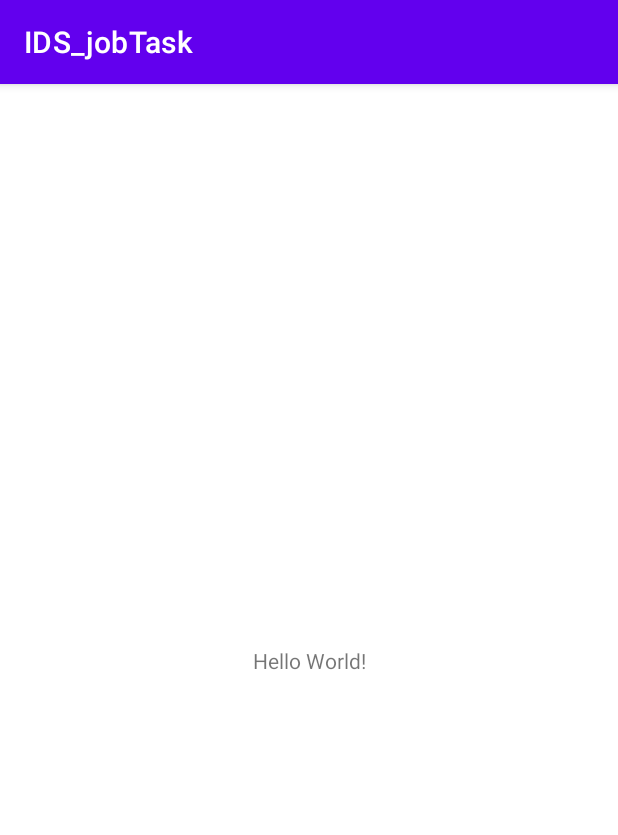
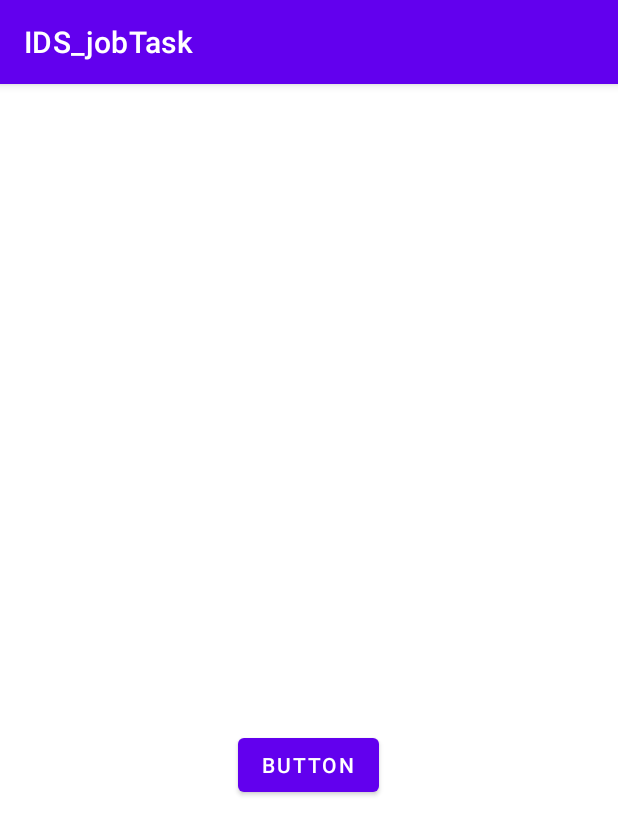
Before and after one commit to hebarachid/IDS_jobTask, an Android app: the screen it shows after launch (MainActivity), on a phone screen of 412 x 824 dp. Shown: the top 835 px of the screen. Run offline under Robolectric (Android 15) with nearby library versions, the phone set to English and light mode, and no system bars.

Commit message:
established a url connection and retrieved the needed data from the json object

```diff
--- a/app/build.gradle
+++ b/app/build.gradle
@@ -35,5 +35,6 @@ dependencies {
     testImplementation 'junit:junit:4.+'
     androidTestImplementation 'androidx.test.ext:junit:1.1.3'
     implementation 'com.github.bumptech.glide:glide:4.11.0'
+    implementation 'com.google.code.gson:gson:2.8.8'
     androidTestImplementation 'androidx.test.espresso:espresso-core:3.4.0'
 }
--- a/app/src/main/AndroidManifest.xml
+++ b/app/src/main/AndroidManifest.xml
@@ -1,11 +1,12 @@
 <?xml version="1.0" encoding="utf-8"?>
 <manifest xmlns:android="http://schemas.android.com/apk/res/android"
     package="com.example.ids_jobtask">
-
+<uses-permission android:name="android.permission.INTERNET"/>
     <application
         android:allowBackup="true"
         android:icon="@mipmap/ic_launcher"
         android:label="@string/app_name"
+        android:usesCleartextTraffic="true"
         android:roundIcon="@mipmap/ic_launcher_round"
         android:supportsRtl="true"
         android:theme="@style/Theme.IDS_jobTask">
--- a/app/src/main/java/com/example/ids_jobtask/firstAdapter.java
+++ b/app/src/main/java/com/example/ids_jobtask/firstAdapter.java
@@ -9,6 +9,8 @@ import android.widget.TextView;
 
 import androidx.annotation.NonNull;
 import androidx.recyclerview.widget.RecyclerView;
+
+import com.bumptech.glide.Glide;
 
 import java.util.List;
 
@@ -33,11 +35,12 @@ public class firstAdapter extends RecyclerView.Adapter<firstAdapter.MyViewHolder
     @Override
     public void onBindViewHolder(@NonNull MyViewHolder holder, int position) {
       holder.Name.setText(mData.get(position).getName());
+        Glide.with(mContext).load(mData.get(position).getCroppedImage320x308()).into(holder.image);
     }
 
     @Override
     public int getItemCount() {
-        return 0;
+        return mData.size();
     }
 
     public static class MyViewHolder extends RecyclerView.ViewHolder {
--- a/app/src/main/java/com/example/ids_jobtask/page1GalleryInformation.java
+++ b/app/src/main/java/com/example/ids_jobtask/page1GalleryInformation.java
@@ -4,6 +4,9 @@ public class page1GalleryInformation {
 
     String  Name;
     String CroppedImage320x308;
+
+    public page1GalleryInformation() {
+    }
 
     public page1GalleryInformation(String name, String croppedImage320x308) {
         Name = name;
--- a/app/src/main/res/layout/activity_main.xml
+++ b/app/src/main/res/layout/activity_main.xml
@@ -6,13 +6,18 @@
     android:layout_height="match_parent"
     tools:context=".MainActivity">
 
-    <TextView
+    <Button
+        android:id="@+id/toApp"
         android:layout_width="wrap_content"
         android:layout_height="wrap_content"
-        android:text="Hello World!"
+        android:layout_marginStart="158dp"
+        android:layout_marginTop="411dp"
+        android:layout_marginEnd="159dp"
+        android:layout_marginBottom="272dp"
+        android:onClick="toFirstGallery"
+        android:text="Button"
         app:layout_constraintBottom_toBottomOf="parent"
-        app:layout_constraintLeft_toLeftOf="parent"
-        app:layout_constraintRight_toRightOf="parent"
+        app:layout_constraintEnd_toEndOf="parent"
+        app:layout_constraintStart_toStartOf="parent"
         app:layout_constraintTop_toTopOf="parent" />
-
 </androidx.constraintlayout.widget.ConstraintLayout>
```
Also changed, not shown: app/src/main/java/com/example/ids_jobtask/MainActivity.java (+9 -0 lines), app/src/main/java/com/example/ids_jobtask/firstPageActivity.java (+104 -0 lines), app/src/main/res/layout/gallery_first_page_items.xml (+15 -10 lines).
